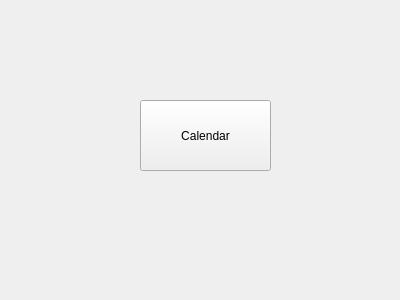
This is menu.ui in Roysu17/Windows_App as Qt 5 draws it before an edit. The edited form follows.
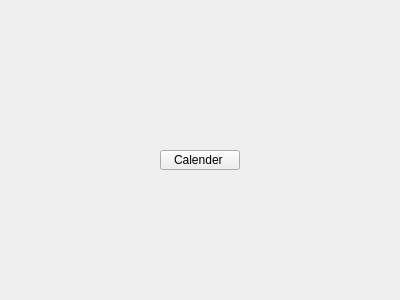
This is the edited form.

```diff
--- a/menu.ui
+++ b/menu.ui
@@ -16,14 +16,14 @@
   <widget class="QPushButton" name="pushButton">
    <property name="geometry">
     <rect>
-     <x>140</x>
-     <y>100</y>
-     <width>131</width>
-     <height>71</height>
+     <x>160</x>
+     <y>150</y>
+     <width>80</width>
+     <height>20</height>
     </rect>
    </property>
    <property name="text">
-    <string>Calendar</string>
+    <string>Calender </string>
    </property>
   </widget>
  </widget>
```
